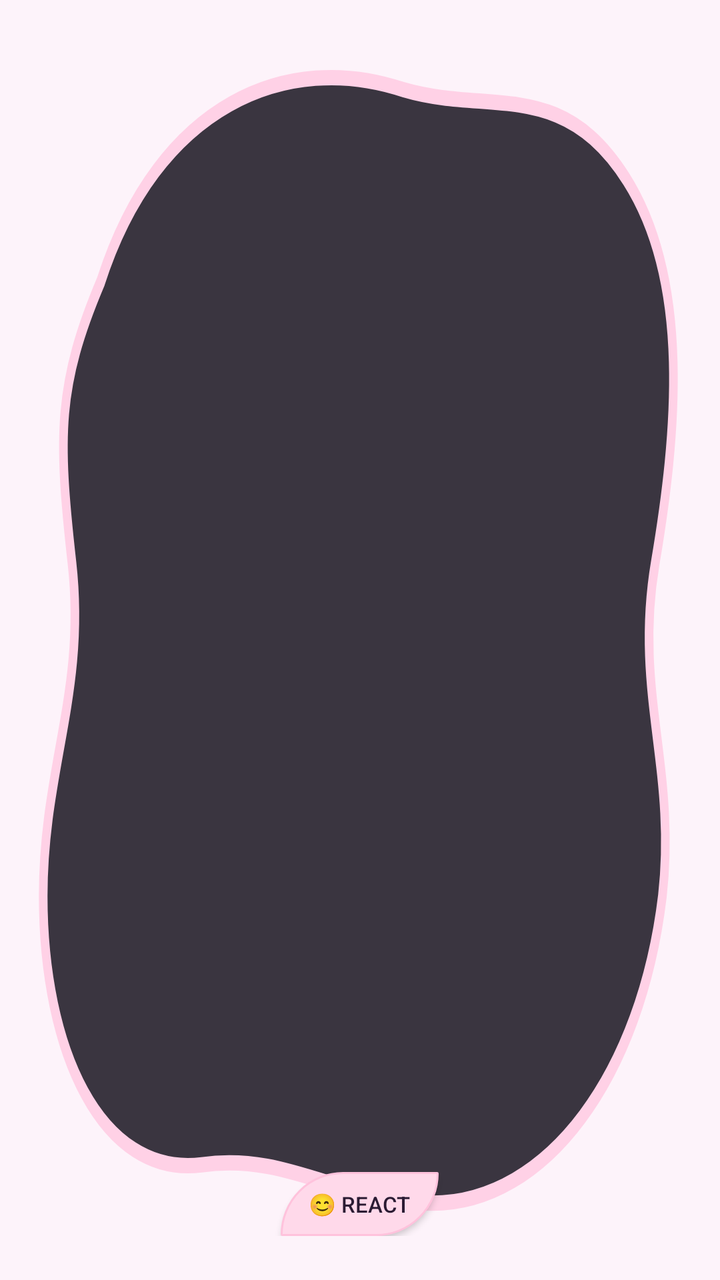
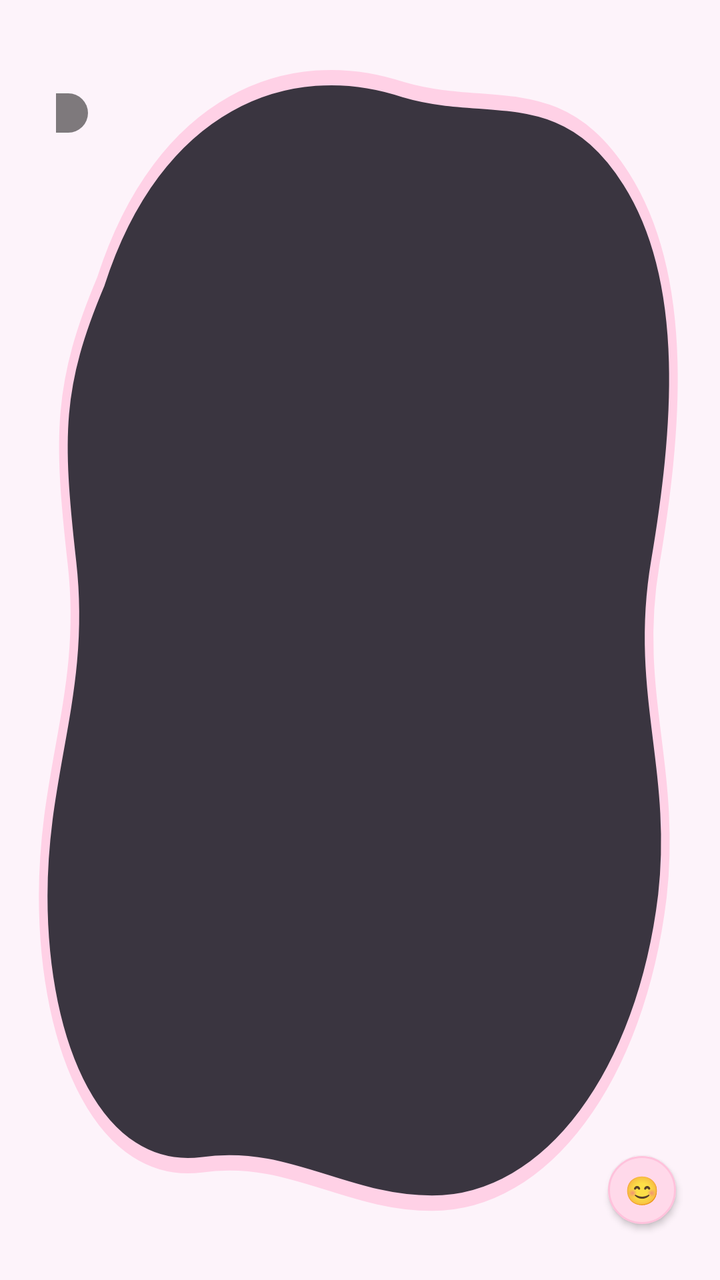

The first picture is an Android layout as it rendered before a commit; the second is the same layout after the commit. The layout source and the unified diff follow.
<!-- AndroidManifest.xml: application theme Theme.Glimpse -->
<!-- res/layout/widget_shaped_message.xml -->
<?xml version="1.0" encoding="utf-8"?>
<RelativeLayout
    xmlns:android="http://schemas.android.com/apk/res/android"
    android:layout_width="match_parent"
    android:layout_height="match_parent">

    <ImageView
        android:layout_width="match_parent"
        android:layout_height="match_parent"
        android:src="@drawable/widget_blob_shape"
        android:scaleType="fitXY"
        android:contentDescription="@null" />

    <LinearLayout
        android:id="@+id/widget_root"
        android:layout_width="match_parent"
        android:layout_height="match_parent"
        android:layout_margin="22dp"
        android:orientation="vertical"
        android:gravity="center">

        <TextView
            android:id="@+id/shaped_author_name"
            android:layout_width="match_parent"
            android:layout_height="wrap_content"
            android:gravity="center"
            android:textSize="11sp"
            android:textColor="@color/text_secondary" />

        <ImageView
            android:id="@+id/shaped_message_photo"
            android:layout_width="match_parent"
            android:layout_height="0dp"
            android:layout_weight="1"
            android:layout_marginVertical="4dp"
            android:scaleType="fitCenter"
            android:contentDescription="@null" />

        <TextView
            android:id="@+id/shaped_message_content"
            android:layout_width="match_parent"
            android:layout_height="0dp"
            android:layout_weight="1"
            android:layout_marginVertical="6dp"
            android:gravity="center"
            android:maxLines="4"
            android:ellipsize="end"
            android:textColor="@color/text_primary"
            android:autoSizeTextType="uniform"
            android:autoSizeMinTextSize="14sp"
            android:autoSizeMaxTextSize="72sp"
            android:autoSizeStepGranularity="2sp" />

        <Button
            android:id="@+id/btn_react"
            android:layout_width="wrap_content"
            android:layout_height="32dp"
            android:minWidth="0dp"
            android:paddingHorizontal="14dp"
            android:background="@drawable/bg_widget_button"
            android:text="@string/widget_react_button"
            android:textSize="11sp"
            android:textColor="@color/text_primary" />
    </LinearLayout>
</RelativeLayout>
<!-- resources referenced by this layout -->
<resources>
  <color name="text_primary">#2B1B33</color>
  <color name="text_secondary">#6B5A73</color>
  <!-- drawable bg_widget_button (drawable) -->
  <?xml version="1.0" encoding="utf-8"?>
  <shape xmlns:android="http://schemas.android.com/apk/res/android"
      android:shape="rectangle">
      <solid android:color="@color/button_bg" />
      <stroke
          android:width="1dp"
          android:color="@color/chip_border" />
      <corners
          android:topLeftRadius="999dp"
          android:bottomRightRadius="999dp"
          android:topRightRadius="10dp"
          android:bottomLeftRadius="10dp" />
  </shape>
  <!-- drawable widget_blob_shape (drawable) -->
  <?xml version="1.0" encoding="utf-8"?>
  <vector xmlns:android="http://schemas.android.com/apk/res/android"
      android:width="200dp"
      android:height="200dp"
      android:viewportWidth="100"
      android:viewportHeight="100">
      <path
          android:pathData="M14,22 C22,8 40,4 56,7 C68,9 78,6 87,14 C96,22 94,34 91,44 C88,54 94,60 92,70 C89,84 76,94 60,94 C48,94 40,90 28,91 C14,92 6,82 6,70 C6,60 12,54 10,44 C8,34 8,30 14,22 Z"
          android:fillColor="@color/widget_bg_dark"
          android:strokeColor="@color/widget_border"
          android:strokeWidth="1.2" />
  </vector>
  <string name="widget_react_button">😊 React</string>
  <style name="Theme.Glimpse" parent="android:Theme.Material.Light.NoActionBar">
          <item name="android:statusBarColor">@color/primary</item>
          <item name="android:colorBackground">@color/background</item>
      </style>
  <color name="button_bg">#FFD9EA</color>
  <color name="chip_border">#FFC2DC</color>
  <color name="widget_bg_dark">#3A3540</color>
  <color name="widget_border">#FFD1E6</color>
  <color name="primary">#FF6FA5</color>
  <color name="background">#FDF3FA</color>
</resources>

<!-- the commit's change to res/layout/widget_shaped_message.xml (unified diff, before → after) -->
@@ -19,22 +19,43 @@
         android:orientation="vertical"
         android:gravity="center">
 
+        
         <TextView
-            android:id="@+id/shaped_author_name"
+            android:id="@+id/shaped_author_name_row"
             android:layout_width="match_parent"
             android:layout_height="wrap_content"
             android:gravity="center"
             android:textSize="11sp"
             android:textColor="@color/text_secondary" />
 
-        <ImageView
-            android:id="@+id/shaped_message_photo"
+        
+        <RelativeLayout
+            android:id="@+id/shaped_photo_container"
             android:layout_width="match_parent"
             android:layout_height="0dp"
-            android:layout_weight="1"
-            android:layout_marginVertical="4dp"
-            android:scaleType="fitCenter"
-            android:contentDescription="@null" />
+            android:layout_weight="3"
+            android:layout_marginVertical="4dp">
+
+            <ImageView
+                android:id="@+id/shaped_message_photo"
+                android:layout_width="match_parent"
+                android:layout_height="match_parent"
+                android:scaleType="fitCenter"
+                android:contentDescription="@null" />
+
+            <TextView
+                android:id="@+id/shaped_author_name_overlay"
+                android:layout_width="wrap_content"
+                android:layout_height="wrap_content"
+                android:layout_alignParentTop="true"
+                android:layout_alignParentStart="true"
+                android:layout_margin="6dp"
+                android:paddingHorizontal="8dp"
+                android:paddingVertical="3dp"
+                android:background="@drawable/widget_photo_label_bg"
+                android:textSize="10sp"
+                android:textColor="@color/white" />
+        </RelativeLayout>
 
         <TextView
             android:id="@+id/shaped_message_content"
@@ -50,16 +71,21 @@
             android:autoSizeMinTextSize="14sp"
             android:autoSizeMaxTextSize="72sp"
             android:autoSizeStepGranularity="2sp" />
+    </LinearLayout>
 
-        <Button
-            android:id="@+id/btn_react"
-            android:layout_width="wrap_content"
-            android:layout_height="32dp"
-            android:minWidth="0dp"
-            android:paddingHorizontal="14dp"
-            android:background="@drawable/bg_widget_button"
-            android:text="@string/widget_react_button"
-            android:textSize="11sp"
-            android:textColor="@color/text_primary" />
-    </LinearLayout>
+    
+    <Button
+        android:id="@+id/btn_react"
+        android:layout_width="34dp"
+        android:layout_height="34dp"
+        android:layout_alignParentBottom="true"
+        android:layout_alignParentEnd="true"
+        android:layout_marginBottom="28dp"
+        android:layout_marginEnd="22dp"
+        android:minWidth="0dp"
+        android:minHeight="0dp"
+        android:padding="0dp"
+        android:background="@drawable/widget_react_icon_bg"
+        android:text="😊"
+        android:textSize="14sp" />
 </RelativeLayout>
<!-- resource entries referenced after the edit -->
@@ -2,20 +2,7 @@
 <resources>
   <color name="text_primary">#2B1B33</color>
   <color name="text_secondary">#6B5A73</color>
-  <!-- drawable bg_widget_button (drawable) -->
-  <?xml version="1.0" encoding="utf-8"?>
-  <shape xmlns:android="http://schemas.android.com/apk/res/android"
-      android:shape="rectangle">
-      <solid android:color="@color/button_bg" />
-      <stroke
-          android:width="1dp"
-          android:color="@color/chip_border" />
-      <corners
-          android:topLeftRadius="999dp"
-          android:bottomRightRadius="999dp"
-          android:topRightRadius="10dp"
-          android:bottomLeftRadius="10dp" />
-  </shape>
+  <color name="white">#FFFFFF</color>
   <!-- drawable widget_blob_shape (drawable) -->
   <?xml version="1.0" encoding="utf-8"?>
   <vector xmlns:android="http://schemas.android.com/apk/res/android"
@@ -29,7 +16,26 @@
           android:strokeColor="@color/widget_border"
           android:strokeWidth="1.2" />
   </vector>
-  <string name="widget_react_button">😊 React</string>
+  <!-- drawable widget_photo_label_bg (drawable) -->
+  <?xml version="1.0" encoding="utf-8"?>
+  <shape xmlns:android="http://schemas.android.com/apk/res/android"
+      android:shape="rectangle">
+      <solid android:color="@color/widget_photo_label_bg" />
+      <corners
+          android:topLeftRadius="4dp"
+          android:bottomRightRadius="999dp"
+          android:topRightRadius="999dp"
+          android:bottomLeftRadius="4dp" />
+  </shape>
+  <!-- drawable widget_react_icon_bg (drawable) -->
+  <?xml version="1.0" encoding="utf-8"?>
+  <shape xmlns:android="http://schemas.android.com/apk/res/android"
+      android:shape="oval">
+      <solid android:color="@color/button_bg" />
+      <stroke
+          android:width="1dp"
+          android:color="@color/chip_border" />
+  </shape>
   <style name="Theme.Glimpse" parent="android:Theme.Material.Light.NoActionBar">
           <item name="android:statusBarColor">@color/primary</item>
           <item name="android:colorBackground">@color/background</item>
@@ -38,6 +44,7 @@
   <color name="chip_border">#FFC2DC</color>
   <color name="widget_bg_dark">#3A3540</color>
   <color name="widget_border">#FFD1E6</color>
+  <color name="widget_photo_label_bg">#80000000</color>
   <color name="primary">#FF6FA5</color>
   <color name="background">#FDF3FA</color>
 </resources>
